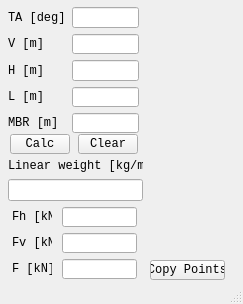
Old version of the form Qt/Catenary/catenary.ui in the repository haphaeu/yoshimi.
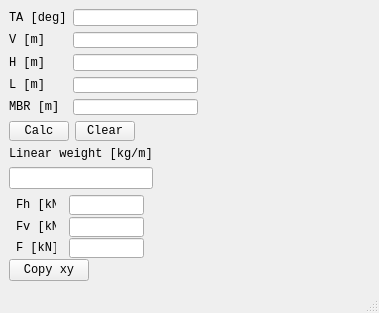
New version of the form.

Commit message: Catenary converted to Qt5

```diff
--- a/Qt/Catenary/catenary.ui
+++ b/Qt/Catenary/catenary.ui
@@ -6,8 +6,8 @@
    <rect>
     <x>0</x>
     <y>0</y>
-    <width>243</width>
-    <height>304</height>
+    <width>379</width>
+    <height>313</height>
    </rect>
   </property>
   <property name="minimumSize">
@@ -20,15 +20,8 @@
    <string>MainWindow</string>
   </property>
   <widget class="QWidget" name="centralwidget">
-   <widget class="QWidget" name="layoutWidget">
-    <property name="geometry">
-     <rect>
-      <x>8</x>
-      <y>7</y>
-      <width>131</width>
-      <height>126</height>
-     </rect>
-    </property>
+   <layout class="QFormLayout" name="formLayout">
+    <item row="0" column="0">
     <layout class="QGridLayout" name="gridLayout">
      <item row="0" column="0">
       <widget class="QLabel" name="label_4">
@@ -139,16 +132,8 @@
       </widget>
      </item>
     </layout>
-   </widget>
-   <widget class="QWidget" name="layoutWidget">
-    <property name="geometry">
-     <rect>
-      <x>8</x>
-      <y>133</y>
-      <width>134</width>
-      <height>22</height>
-     </rect>
-    </property>
+    </item>
+    <item row="1" column="0">
     <layout class="QHBoxLayout" name="horizontalLayout">
      <item>
       <widget class="QPushButton" name="btnCalc">
@@ -199,34 +184,8 @@
       </widget>
      </item>
     </layout>
-   </widget>
-   <widget class="QPushButton" name="btnCopy">
-    <property name="geometry">
-     <rect>
-      <x>150</x>
-      <y>260</y>
-      <width>75</width>
-      <height>20</height>
-     </rect>
-    </property>
-    <property name="font">
-     <font>
-      <family>Consolas</family>
-     </font>
-    </property>
-    <property name="text">
-     <string>Copy Points</string>
-    </property>
-   </widget>
-   <widget class="QWidget" name="">
-    <property name="geometry">
-     <rect>
-      <x>8</x>
-      <y>158</y>
-      <width>135</width>
-      <height>121</height>
-     </rect>
-    </property>
+    </item>
+    <item row="2" column="0">
     <layout class="QVBoxLayout" name="verticalLayout">
      <item>
       <widget class="QLabel" name="label_6">
@@ -392,7 +351,20 @@
       </layout>
      </item>
     </layout>
-   </widget>
+    </item>
+    <item row="3" column="0">
+     <widget class="QPushButton" name="btnCopy">
+      <property name="font">
+       <font>
+        <family>Consolas</family>
+       </font>
+      </property>
+      <property name="text">
+       <string>Copy xy</string>
+      </property>
+     </widget>
+    </item>
+   </layout>
   </widget>
   <widget class="QStatusBar" name="statusbar"/>
   <action name="actionItem">
```
Lines whose indentation alone changed are shown as unchanged. The commit also changes 1 other file.
